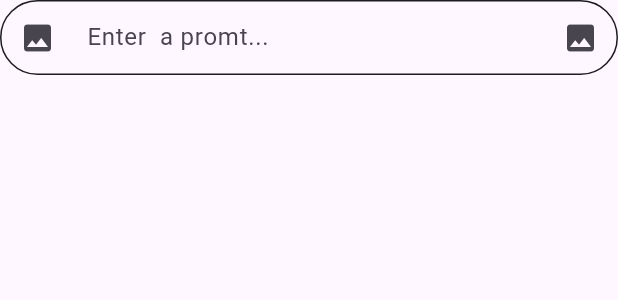
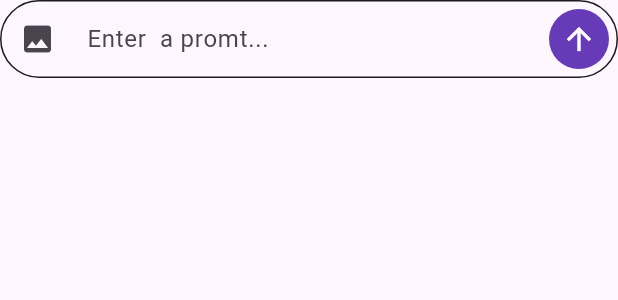
Before and after one commit to Devsaci/gemini_rd_app, a Flutter app: the BottomChatField widget shown alone on an empty page, opened directly, on a phone screen of 412 x 824 dp. Shown: the top 300 px of the screen. Run offline on Flutter 3.47's test engine with Material 3 defaults, Android fonts, the phone set to English and light mode, and no system bars; our stand-ins replace google_generative_ai, hive_flutter, image_picker; accounts and stored records are empty.

Commit message:
Container Icons.arrow_upward

```diff
--- a/lib/widgets/bottom_chat_field.dart
+++ b/lib/widgets/bottom_chat_field.dart
@@ -50,10 +50,21 @@ class _BottomChatFieldState extends State<BottomChatField> {
               ),
             ),
           ),
-          IconButton(
-            onPressed: () {},
-            icon: const Icon(Icons.image),
+          Container(
+            decoration: BoxDecoration(
+              color: Colors.deepPurple,
+              borderRadius: BorderRadius.circular(20),
+            ),
+            margin: const EdgeInsets.all(5.0),
+            child: const Padding(
+              padding: EdgeInsets.all(8.0),
+              child: Icon(Icons.arrow_upward, color: Colors.white),
+            ),
           ),
+          // IconButton(
+          //   onPressed: () {},
+          //   icon: const Icon(Icons.image),
+          // ),
         ],
       ),
     );
```
